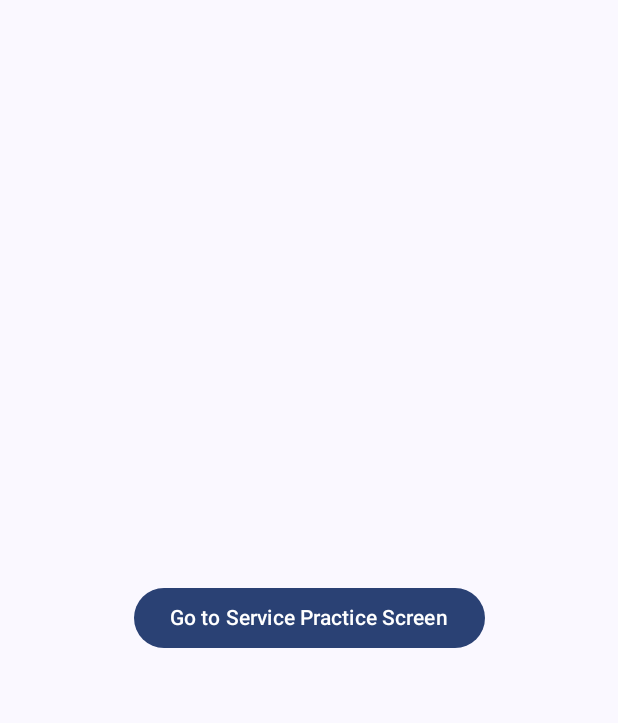
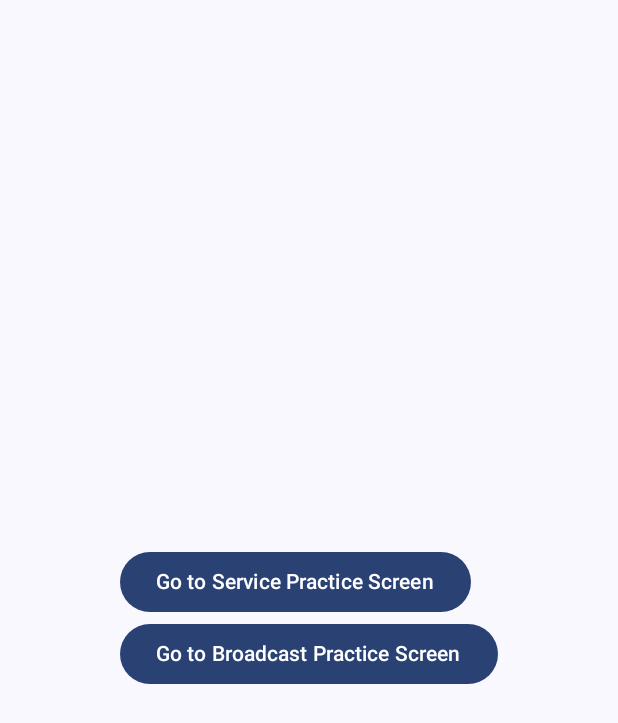
Before and after one commit to rajotiyapawan/AndroidPractice, an Android app built with Jetpack Compose: the screen it shows after launch (MainActivity), on a phone screen of 412 x 824 dp. Shown: the top 723 px of the screen. Run offline under Robolectric (Android 15) with nearby library versions, the phone set to English and light mode, and no system bars.

Commit message:
Broadcast

```diff
--- a/app/src/main/java/com/rajotiyapawan/androidpractice/MainActivity.kt
+++ b/app/src/main/java/com/rajotiyapawan/androidpractice/MainActivity.kt
@@ -6,6 +6,7 @@ import android.os.Bundle
 import androidx.activity.compose.setContent
 import androidx.activity.enableEdgeToEdge
 import androidx.compose.foundation.layout.Box
+import androidx.compose.foundation.layout.Column
 import androidx.compose.foundation.layout.fillMaxSize
 import androidx.compose.foundation.layout.padding
 import androidx.compose.foundation.lazy.LazyColumn
@@ -36,7 +37,9 @@ class MainActivity : BaseActivity() {
                 Scaffold(modifier = Modifier.fillMaxSize()) { innerPadding ->
                     AppNavHost(
                         navController = navController,
-                        modifier = Modifier.fillMaxSize().padding(innerPadding)
+                        modifier = Modifier
+                            .fillMaxSize()
+                            .padding(innerPadding)
                     )
                 }
             }
@@ -51,7 +54,7 @@ fun AppNavHost(navController: NavHostController, modifier: Modifier = Modifier)
         composable("home") {
             Greeting(
                 modifier = modifier,
-                onNavigate = { navController.navigate("service") }
+                onNavigate = { navController.navigate(it) }
             )
         }
         composable("service") {
@@ -85,10 +88,15 @@ fun AppNavHost(navController: NavHostController, modifier: Modifier = Modifier)
 }
 
 @Composable
-fun Greeting(modifier: Modifier = Modifier, onNavigate: () -> Unit) {
+fun Greeting(modifier: Modifier = Modifier, onNavigate: (String) -> Unit) {
     Box(modifier, contentAlignment = Alignment.Center) {
-        Button(onClick = onNavigate) {
-            Text("Go to Service Practice Screen")
+        Column {
+            Button(onClick = { onNavigate("service") }) {
+                Text("Go to Service Practice Screen")
+            }
+            Button(onClick = { onNavigate("broadcast") }) {
+                Text("Go to Broadcast Practice Screen")
+            }
         }
     }
 }
```
Also changed, not shown: app/src/main/AndroidManifest.xml (+13 -2 lines), app/src/main/java/com/rajotiyapawan/androidpractice/broadcast/BroadcastPracticeScreen.kt (added, +79 -0 lines), app/src/main/java/com/rajotiyapawan/androidpractice/broadcast/ExampleBroadcastReciever.kt (added, +25 -0 lines).
